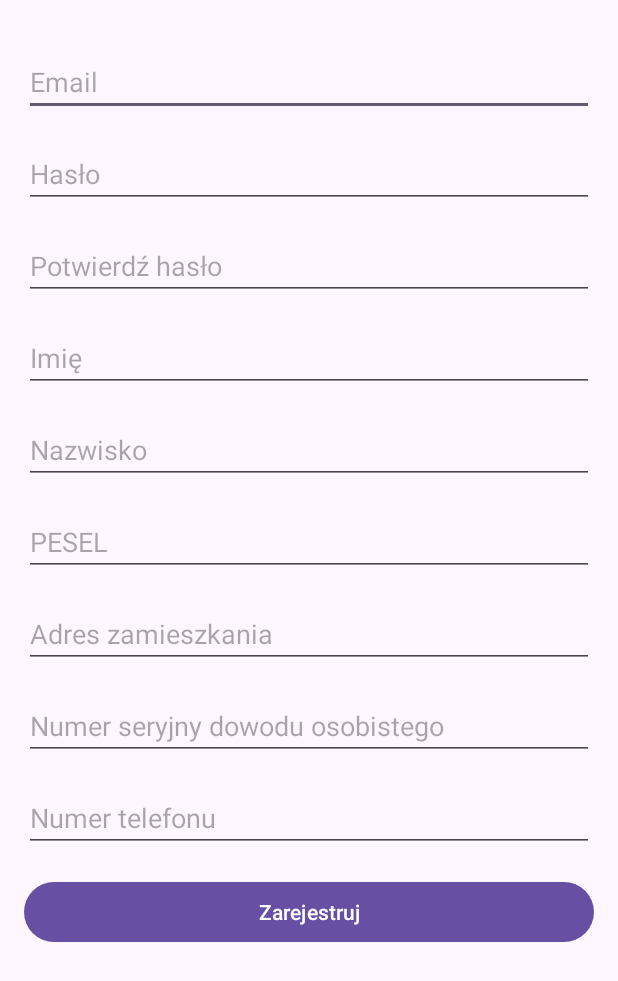
After one commit to BartoszNiem/projekt_BAM_PK, an Android app: the RegistrationActivity screen opened directly, with no data from a screen before it, on a phone screen of 412 x 824 dp. The commit adds this screen. Shown: the top 981 px of the screen. Run offline under Robolectric (Android 15) with nearby library versions, the phone set to English and light mode, and no system bars.

Commit message:
registration form

```diff
--- a/Projekt_BAM/app/src/main/AndroidManifest.xml
+++ b/Projekt_BAM/app/src/main/AndroidManifest.xml
@@ -13,6 +13,9 @@
         android:theme="@style/Theme.Projekt_BAM"
         tools:targetApi="31">
         <activity
+            android:name=".RegistrationActivity"
+            android:exported="false" />
+        <activity
             android:name=".MainActivity"
             android:exported="true">
             <intent-filter>
--- a/Projekt_BAM/app/src/main/java/com/example/projekt_bam/MainActivity.kt
+++ b/Projekt_BAM/app/src/main/java/com/example/projekt_bam/MainActivity.kt
@@ -1,12 +1,21 @@
 package com.example.projekt_bam
 
+import android.content.Intent
+import android.os.Bundle
+import android.widget.Button
 import androidx.appcompat.app.AppCompatActivity
-import android.os.Bundle
 
 class MainActivity : AppCompatActivity() {
     override fun onCreate(savedInstanceState: Bundle?) {
         super.onCreate(savedInstanceState)
         setContentView(R.layout.activity_main)
-        //kometarz
+
+        val buttonGoToRegistration: Button = findViewById(R.id.buttonGoToRegistration)
+
+        // Obsługa kliknięcia przycisku, aby przejść do RegistrationActivity
+        buttonGoToRegistration.setOnClickListener {
+            val intent = Intent(this, RegistrationActivity::class.java)
+            startActivity(intent)
+        }
     }
 }
--- /dev/null
+++ b/Projekt_BAM/app/src/main/java/com/example/projekt_bam/RegistrationActivity.kt
@@ -0,0 +1,77 @@
+package com.example.projekt_bam
+
+import android.os.Bundle
+import android.widget.Button
+import android.widget.EditText
+import android.widget.Toast
+import androidx.appcompat.app.AppCompatActivity
+
+class RegistrationActivity : AppCompatActivity() {
+
+    private lateinit var emailEditText: EditText
+    private lateinit var passwordEditText: EditText
+    private lateinit var confirmPasswordEditText: EditText
+    private lateinit var firstNameEditText: EditText
+    private lateinit var lastNameEditText: EditText
+    private lateinit var peselEditText: EditText
+    private lateinit var addressEditText: EditText
+    private lateinit var idNumberEditText: EditText
+    private lateinit var phoneNumberEditText: EditText
+    private lateinit var registerButton: Button
+
+    override fun onCreate(savedInstanceState: Bundle?) {
+        super.onCreate(savedInstanceState)
+        setContentView(R.layout.activity_registration)
+
+        // Inicjalizacja elementów interfejsu użytkownika
+        emailEditText = findViewById(R.id.editTextEmail)
+        passwordEditText = findViewById(R.id.editTextPassword)
+        confirmPasswordEditText = findViewById(R.id.editTextConfirmPassword)
+        firstNameEditText = findViewById(R.id.editTextFirstName)
+        lastNameEditText = findViewById(R.id.editTextLastName)
+        peselEditText = findViewById(R.id.editTextPesel)
+        addressEditText = findViewById(R.id.editTextAddress)
+        idNumberEditText = findViewById(R.id.editTextIdNumber)
+        phoneNumberEditText = findViewById(R.id.editTextPhoneNumber)
+        registerButton = findViewById(R.id.buttonRegister)
+
+        // Obsługa kliknięcia przycisku rejestracji
+        registerButton.setOnClickListener {
+            registerUser()
+        }
+    }
+
+    private fun registerUser() {
+        val email = emailEditText.text.toString()
+        val password = passwordEditText.text.toString()
+        val confirmPassword = confirmPasswordEditText.text.toString()
+        val firstName = firstNameEditText.text.toString()
+        val lastName = lastNameEditText.text.toString()
+        val pesel = peselEditText.text.toString()
+        val address = addressEditText.text.toString()
+        val idNumber = idNumberEditText.text.toString()
+        val phoneNumber = phoneNumberEditText.text.toString()
+
+        // Sprawdzenie warunków rejestracji
+        if (email.isEmpty() || password.isEmpty() || confirmPassword.isEmpty() ||
+            firstName.isEmpty() || lastName.isEmpty() || pesel.isEmpty() || address.isEmpty() ||
+            idNumber.isEmpty() || phoneNumber.isEmpty()) {
+            showToast("Wypełnij wszystkie pola")
+            return
+        }
+
+        if (password != confirmPassword) {
+            showToast("Hasła nie pasują do siebie")
+            return
+        }
+
+        // Tutaj dodaj logikę zapisu użytkownika do bazy danych lub serwera
+
+        showToast("Rejestracja udana")
+        finish() // Zakończ aktywność rejestracji
+    }
+
+    private fun showToast(message: String) {
+        Toast.makeText(this, message, Toast.LENGTH_SHORT).show()
+    }
+}
--- a/Projekt_BAM/app/src/main/res/layout/activity_main.xml
+++ b/Projekt_BAM/app/src/main/res/layout/activity_main.xml
@@ -1,18 +1,17 @@
 <?xml version="1.0" encoding="utf-8"?>
-<androidx.constraintlayout.widget.ConstraintLayout xmlns:android="http://schemas.android.com/apk/res/android"
-    xmlns:app="http://schemas.android.com/apk/res-auto"
+<RelativeLayout xmlns:android="http://schemas.android.com/apk/res/android"
     xmlns:tools="http://schemas.android.com/tools"
     android:layout_width="match_parent"
     android:layout_height="match_parent"
+    android:padding="16dp"
     tools:context=".MainActivity">
 
-    <TextView
+    <!-- Przycisk, który przeniesie do RegistrationActivity -->
+    <Button
+        android:id="@+id/buttonGoToRegistration"
         android:layout_width="wrap_content"
         android:layout_height="wrap_content"
-        android:text="Hello World!"
-        app:layout_constraintBottom_toBottomOf="parent"
-        app:layout_constraintEnd_toEndOf="parent"
-        app:layout_constraintStart_toStartOf="parent"
-        app:layout_constraintTop_toTopOf="parent" />
+        android:layout_centerInParent="true"
+        android:text="Przejdź do rejestracji" />
 
-</androidx.constraintlayout.widget.ConstraintLayout>
+</RelativeLayout>
--- /dev/null
+++ b/Projekt_BAM/app/src/main/res/layout/activity_registration.xml
@@ -0,0 +1,97 @@
+<?xml version="1.0" encoding="utf-8"?>
+<RelativeLayout xmlns:android="http://schemas.android.com/apk/res/android"
+    xmlns:tools="http://schemas.android.com/tools"
+    android:layout_width="match_parent"
+    android:layout_height="match_parent"
+    android:padding="16dp"
+    tools:context=".RegistrationActivity">
+
+    <EditText
+        android:id="@+id/editTextEmail"
+        android:layout_width="match_parent"
+        android:layout_height="wrap_content"
+        android:hint="Email"
+        android:inputType="textEmailAddress"
+        android:layout_marginTop="16dp"/>
+
+    <EditText
+        android:id="@+id/editTextPassword"
+        android:layout_width="match_parent"
+        android:layout_height="wrap_content"
+        android:layout_below="@id/editTextEmail"
+        android:layout_marginTop="16dp"
+        android:hint="Hasło"
+        android:inputType="textPassword" />
+
+    <EditText
+        android:id="@+id/editTextConfirmPassword"
+        android:layout_width="match_parent"
+        android:layout_height="wrap_content"
+        android:layout_below="@id/editTextPassword"
+        android:layout_marginTop="16dp"
+        android:hint="Potwierdź hasło"
+        android:inputType="textPassword" />
+
+    <EditText
+        android:id="@+id/editTextFirstName"
+        android:layout_width="match_parent"
+        android:layout_height="wrap_content"
+        android:layout_below="@id/editTextConfirmPassword"
+        android:layout_marginTop="16dp"
+        android:hint="Imię"
+        android:inputType="text" />
+
+    <EditText
+        android:id="@+id/editTextLastName"
+        android:layout_width="match_parent"
+        android:layout_height="wrap_content"
+        android:layout_below="@id/editTextFirstName"
+        android:layout_marginTop="16dp"
+        android:hint="Nazwisko"
+        android:inputType="text" />
+
+    <EditText
+        android:id="@+id/editTextPesel"
+        android:layout_width="match_parent"
+        android:layout_height="wrap_content"
+        android:layout_below="@id/editTextLastName"
+        android:layout_marginTop="16dp"
+        android:hint="PESEL"
+        android:inputType="number" />
+
+    <EditText
+        android:id="@+id/editTextAddress"
+        android:layout_width="match_parent"
+        android:layout_height="wrap_content"
+        android:layout_below="@id/editTextPesel"
+        android:layout_marginTop="16dp"
+        android:hint="Adres zamieszkania"
+        android:inputType="text" />
+
+    <EditText
+        android:id="@+id/editTextIdNumber"
+        android:layout_width="match_parent"
+        android:layout_height="wrap_content"
+        android:layout_below="@id/editTextAddress"
+        android:layout_marginTop="16dp"
+        android:hint="Numer seryjny dowodu osobistego"
+        android:inputType="text" />
+
+    <EditText
+        android:id="@+id/editTextPhoneNumber"
+        android:layout_width="match_parent"
+        android:layout_height="wrap_content"
+        android:layout_below="@id/editTextIdNumber"
+        android:layout_marginTop="16dp"
+        android:hint="Numer telefonu"
+        android:inputType="phone" />
+
+    <Button
+        android:id="@+id/buttonRegister"
+        android:layout_width="match_parent"
+        android:layout_height="wrap_content"
+        android:layout_below="@id/editTextPhoneNumber"
+        android:layout_marginTop="16dp"
+        android:text="Zarejestruj" />
+
+</RelativeLayout>
```
Also changed, not shown: 242 other files.
